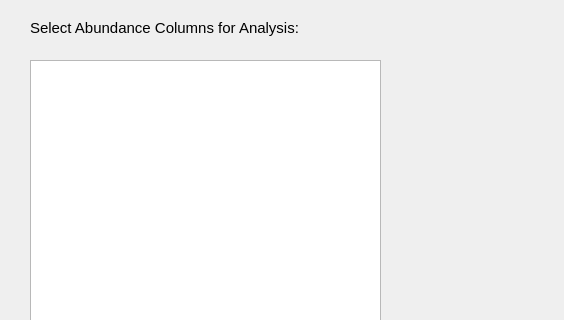
hcji/ProSAP, file ColumnSelect.ui: the form before one commit; both pictures show x 0 to 564 and y 0 to 320 of the 564 by 470 pixel window.
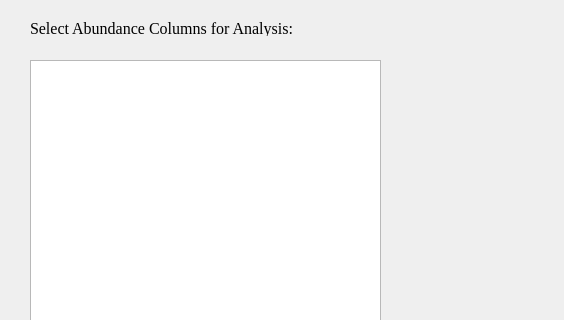
The form after the commit.

```diff
--- a/ColumnSelect.ui
+++ b/ColumnSelect.ui
@@ -34,8 +34,8 @@
    </property>
    <property name="font">
     <font>
-     <family>Arial</family>
-     <pointsize>11</pointsize>
+     <family>Times New Roman</family>
+     <pointsize>12</pointsize>
     </font>
    </property>
    <property name="text">
```
